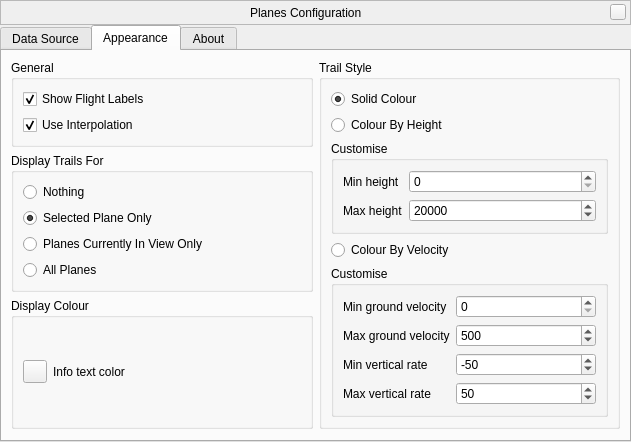
Above: plugins/Planes/src/gui/PlanesDialog.ui from Stellarium/stellarium before the change. Below: the same form after it.
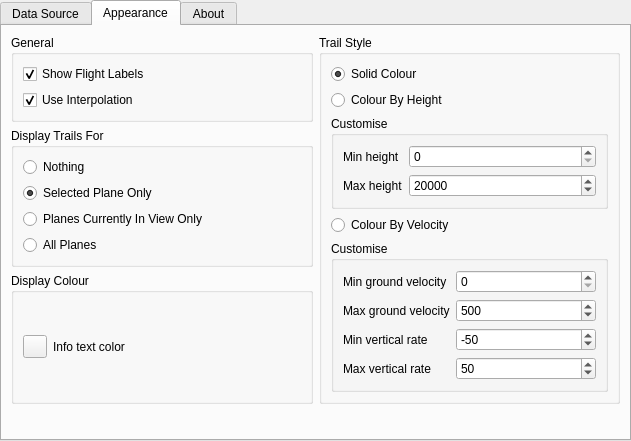
That is the form after the change. The open tabs and pages were chosen to show the change. Custom widgets are drawn as their Qt base class.

What changed in the file:
```diff
--- a/plugins/Planes/src/gui/PlanesDialog.ui
+++ b/plugins/Planes/src/gui/PlanesDialog.ui
@@ -30,97 +30,10 @@
     <number>0</number>
    </property>
    <item>
-    <widget class="BarFrame" name="TitleBar">
-     <property name="minimumSize">
-      <size>
-       <width>0</width>
-       <height>25</height>
-      </size>
-     </property>
-     <property name="maximumSize">
-      <size>
-       <width>16777215</width>
-       <height>30</height>
-      </size>
-     </property>
-     <property name="frameShape">
-      <enum>QFrame::StyledPanel</enum>
-     </property>
-     <property name="frameShadow">
-      <enum>QFrame::Raised</enum>
-     </property>
-     <layout class="QHBoxLayout" name="horizontalLayout">
-      <property name="spacing">
-       <number>0</number>
-      </property>
-      <property name="leftMargin">
-       <number>0</number>
-      </property>
-      <property name="topMargin">
-       <number>0</number>
-      </property>
-      <property name="rightMargin">
-       <number>4</number>
-      </property>
-      <property name="bottomMargin">
-       <number>0</number>
-      </property>
-      <item>
-       <spacer name="horizontalSpacer">
-        <property name="orientation">
-         <enum>Qt::Horizontal</enum>
-        </property>
-        <property name="sizeHint" stdset="0">
-         <size>
-          <width>235</width>
-          <height>20</height>
-         </size>
-        </property>
-       </spacer>
-      </item>
-      <item>
-       <widget class="QLabel" name="stelWindowTitle">
-        <property name="text">
+    <widget class="TitleBar" name="titleBar">
+	<property name="title" stdset="0">
          <string>Planes Configuration</string>
-        </property>
-       </widget>
-      </item>
-      <item>
-       <spacer name="horizontalSpacer_2">
-        <property name="orientation">
-         <enum>Qt::Horizontal</enum>
-        </property>
-        <property name="sizeHint" stdset="0">
-         <size>
-          <width>235</width>
-          <height>20</height>
-         </size>
-        </property>
-       </spacer>
-      </item>
-      <item>
-       <widget class="StelCloseButton" name="closeStelWindow">
-        <property name="minimumSize">
-         <size>
-          <width>16</width>
-          <height>16</height>
-         </size>
-        </property>
-        <property name="maximumSize">
-         <size>
-          <width>16</width>
-          <height>16</height>
-         </size>
-        </property>
-        <property name="focusPolicy">
-         <enum>Qt::NoFocus</enum>
-        </property>
-        <property name="text">
-         <string/>
-        </property>
-       </widget>
-      </item>
-     </layout>
+     </property>
     </widget>
    </item>
    <item>
@@ -715,9 +628,9 @@
          </property>
          <layout class="QGridLayout" name="gridLayout_3">
           <item row="0" column="0">
-           <widget class="QToolButton" name="infoTextColorButton">
-            <property name="text">
-             <string/>
+           <widget class="ColorButton" name="infoTextColorButton">
+            <property name="toolTip">
+             <string>Color for info text</string>
             </property>
            </widget>
           </item>
@@ -760,16 +673,16 @@
  </widget>
  <customwidgets>
   <customwidget>
-   <class>BarFrame</class>
+   <class>TitleBar</class>
    <extends>QFrame</extends>
    <header>Dialog.hpp</header>
    <container>1</container>
   </customwidget>
-  <customwidget>
-   <class>StelCloseButton</class>
-   <extends>QPushButton</extends>
-   <header>gui/StelCloseButton.hpp</header>
-  </customwidget>
+    <customwidget>
+   <class>ColorButton</class>
+   <extends>QToolButton</extends>
+   <header>gui/ColorButton.hpp</header>
+  </customwidget>  
  </customwidgets>
  <tabstops>
   <tabstop>Tabs</tabstop>
```
